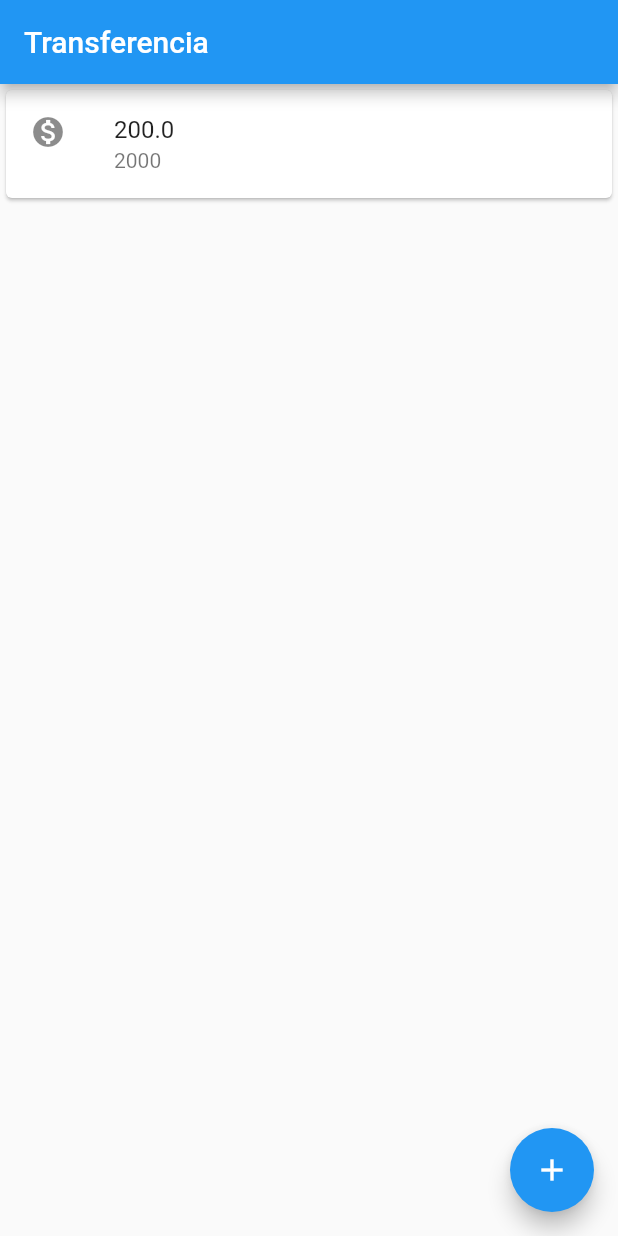
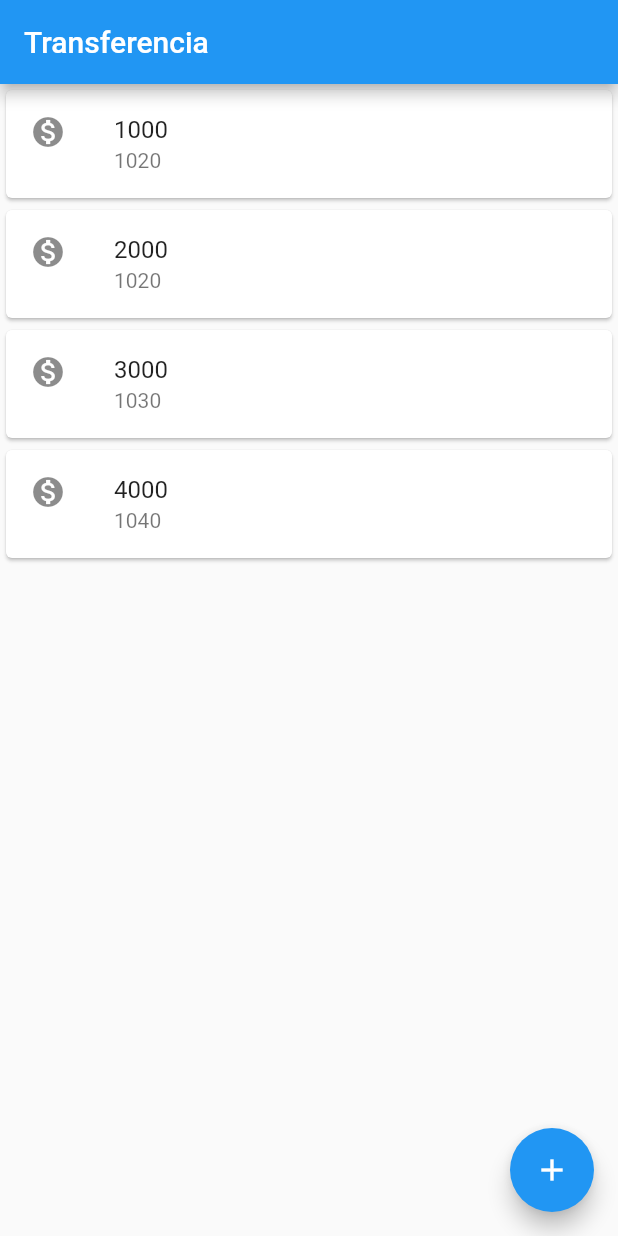
Before and after one commit to sinngjpeg/caelum-bootcamp-android-flutter, a Flutter app: the screen it shows after launch, on a phone screen of 412 x 824 dp. Run offline on Flutter 3.47's test engine with Material 2 defaults, Android fonts, the phone set to English and light mode, and no system bars.

Commit message:
criando variavel valor,numeroDaConta, consntrutor

```diff
--- a/bitbank/lib/main.dart
+++ b/bitbank/lib/main.dart
@@ -16,20 +16,28 @@ class ListaTransferencia extends StatelessWidget {
   Widget build(BuildContext context) {
     return Column(
       children: <Widget>[
-        item_tranferencia(),
+        item_tranferencia('1000', '1020'),
+        item_tranferencia('2000', '1020'),
+        item_tranferencia('3000', '1030'),
+        item_tranferencia('4000', '1040'),
       ],
     );
   }
 }
 
 class item_tranferencia extends StatelessWidget {
+  final String valor;
+  final String numeroConta;
+
+  item_tranferencia(this.valor, this.numeroConta);
+
   @override
   Widget build(BuildContext context) {
     return Card(
       child: ListTile(
         leading: Icon(Icons.monetization_on),
-        title: Text('200.0'),
-        subtitle: Text('2000'),
+        title: Text(valor),
+        subtitle: Text(numeroConta),
       ),
     );
   }
```
